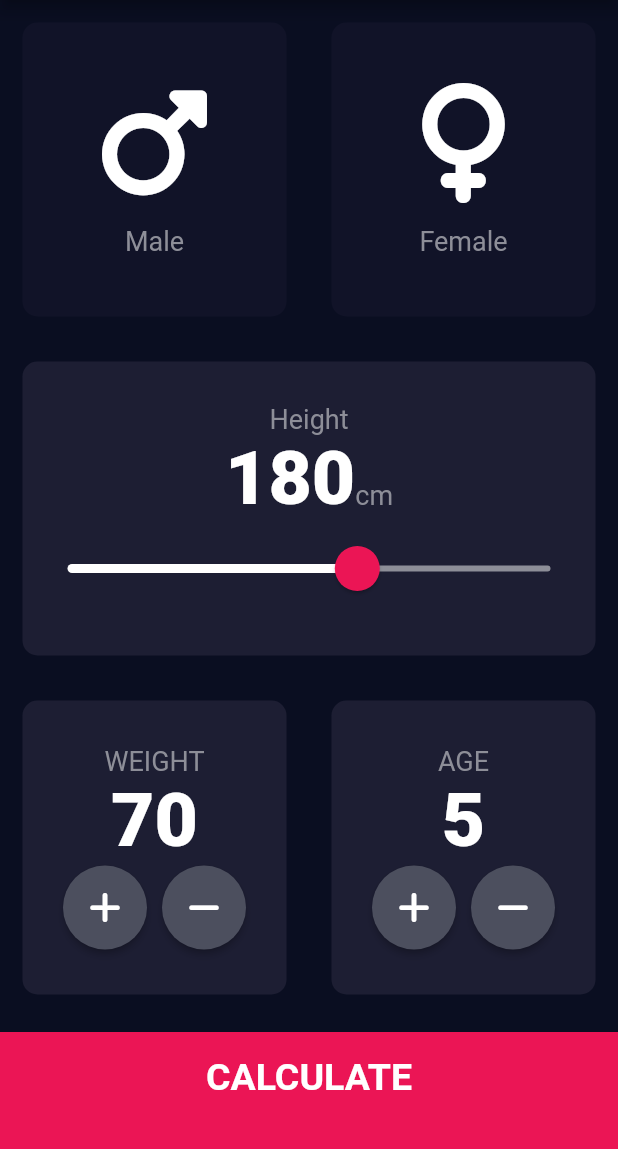
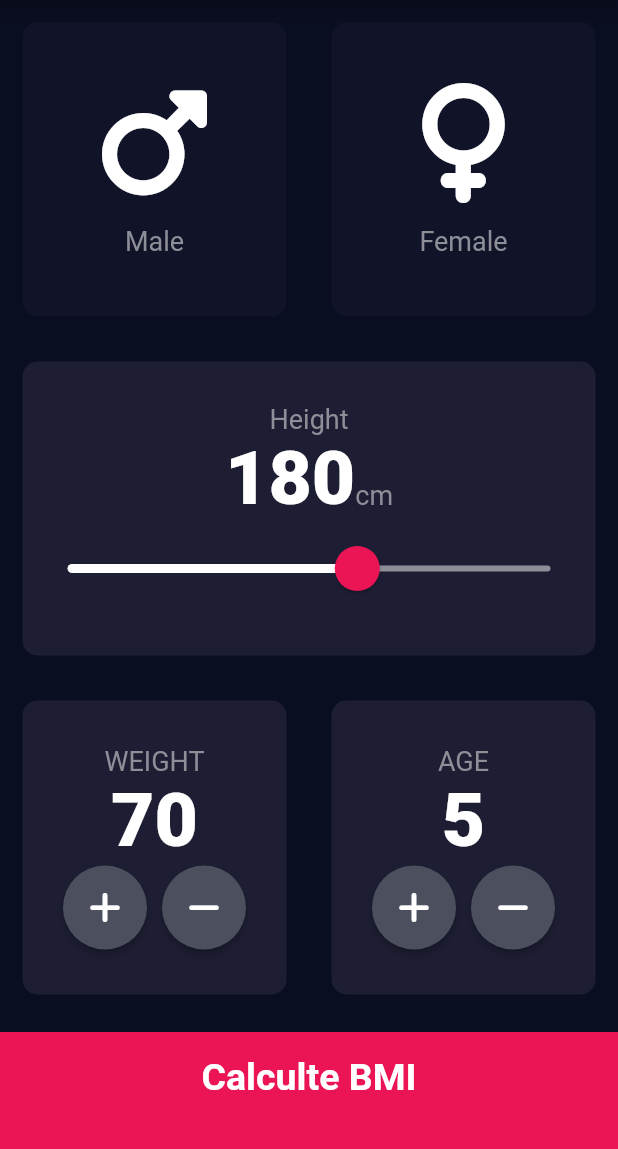
Before and after one commit to csk111165/BMICalculator, a Flutter app: the screen it shows after launch, on a phone screen of 412 x 824 dp, the part 84-1233 px from its top. Run offline on Flutter 3.47's test engine with Material 2 defaults, Android fonts, the phone set to English and light mode, and no system bars; our stand-ins replace font_awesome_flutter.

Commit message:
Refactoring into classes

```diff
--- /dev/null
+++ b/bmi_calculator/lib/bottom_button.dart
@@ -0,0 +1,29 @@
+import 'package:flutter/material.dart';
+import 'constants.dart';
+
+class BottomButton extends StatelessWidget {
+
+  final VoidCallback onTap;
+  final String  buttonTitle;
+  BottomButton({required this.onTap,  required this.buttonTitle});
+
+  @override
+  Widget build(BuildContext context) {
+    return GestureDetector(
+      onTap: onTap, // adding the code for screen navigation, it will allow to go to other screen results page
+      child: Container(
+        color: bottomContainerColor,
+        width: double.infinity,
+        margin:  EdgeInsets.only(top: 10.0),
+        height: bottomContainerHeight,
+        padding:  EdgeInsets.only(bottom: 20.0),
+        child:  Center(
+          child: Text(
+            buttonTitle,
+            style: klargeButtonStyle,
+            ),
+        ),
+      ),
+    );
+  }
+}
--- a/bmi_calculator/lib/input_page.dart
+++ b/bmi_calculator/lib/input_page.dart
@@ -1,9 +1,11 @@
-import 'package:bmi_calculator/results_page.dart';
 import 'package:flutter/material.dart';
 import 'package:font_awesome_flutter/font_awesome_flutter.dart';
 import 'icon_content.dart';
 import 'reusable_card.dart';
 import 'constants.dart';
+import 'results_page.dart';
+import 'round_icon_button.dart';
+import  'bottom_button.dart';
 
 enum Gender { male, female }
 
@@ -210,48 +212,13 @@ class _InputPageState extends State<InputPage> {
             ],
           ),
         ),
-        GestureDetector(
+          BottomButton(
+          buttonTitle: 'Calculte BMI',
           onTap: () {
-            // adding the code for screen navigation, it will allow to go to other screen results page
-            Navigator.push(context, MaterialPageRoute(builder: (context) => const ResultsPage()));
-          },
-          child: Container(
-            color: bottomContainerColor,
-            width: double.infinity,
-            margin: const EdgeInsets.only(top: 10.0),
-            height: bottomContainerHeight,
-            padding: const EdgeInsets.only(bottom: 20.0),
-            child: const Center(
-              child: Text(
-                'CALCULATE',
-                style: klargeButtonStyle,
-                ),
-            ),
-          ),
-        ),
+           Navigator.push(context, MaterialPageRoute(builder: (context) => const ResultsPage()));
+         },
+         ),
       ]),
     );
   }
 }
-
-class RoundIconButton extends StatelessWidget {
-  final IconData icon;
-  final VoidCallback? onPressed;
-
-  const RoundIconButton({super.key, required this.icon, this.onPressed});
-
-  @override
-  Widget build(BuildContext context) {
-    return RawMaterialButton(
-      shape: const CircleBorder(),
-      enableFeedback: false,
-      onPressed: onPressed,
-      constraints: const BoxConstraints.tightFor(
-        width: 56.0,
-        height: 56.0,
-      ),
-      fillColor: const Color(0xFF4C4F5E),
-      child: Icon(icon),
-    );
-  }
-}
--- a/bmi_calculator/lib/results_page.dart
+++ b/bmi_calculator/lib/results_page.dart
@@ -18,7 +18,7 @@ class ResultsPage extends StatelessWidget {
           Expanded(
             child: Container(
               child: const Text(
-                'Your Result',
+                'Your Result..',
                 style: kResultTitleText,
               ),
             ),
--- /dev/null
+++ b/bmi_calculator/lib/round_icon_button.dart
@@ -0,0 +1,24 @@
+import 'package:flutter/material.dart';
+
+
+class RoundIconButton extends StatelessWidget {
+  final IconData icon;
+  final VoidCallback? onPressed;
+
+  const RoundIconButton({super.key, required this.icon, this.onPressed});
+
+  @override
+  Widget build(BuildContext context) {
+    return RawMaterialButton(
+      shape: const CircleBorder(),
+      enableFeedback: false,
+      onPressed: onPressed,
+      constraints: const BoxConstraints.tightFor(
+        width: 56.0,
+        height: 56.0,
+      ),
+      fillColor: const Color(0xFF4C4F5E),
+      child: Icon(icon),
+    );
+  }
+}
```
